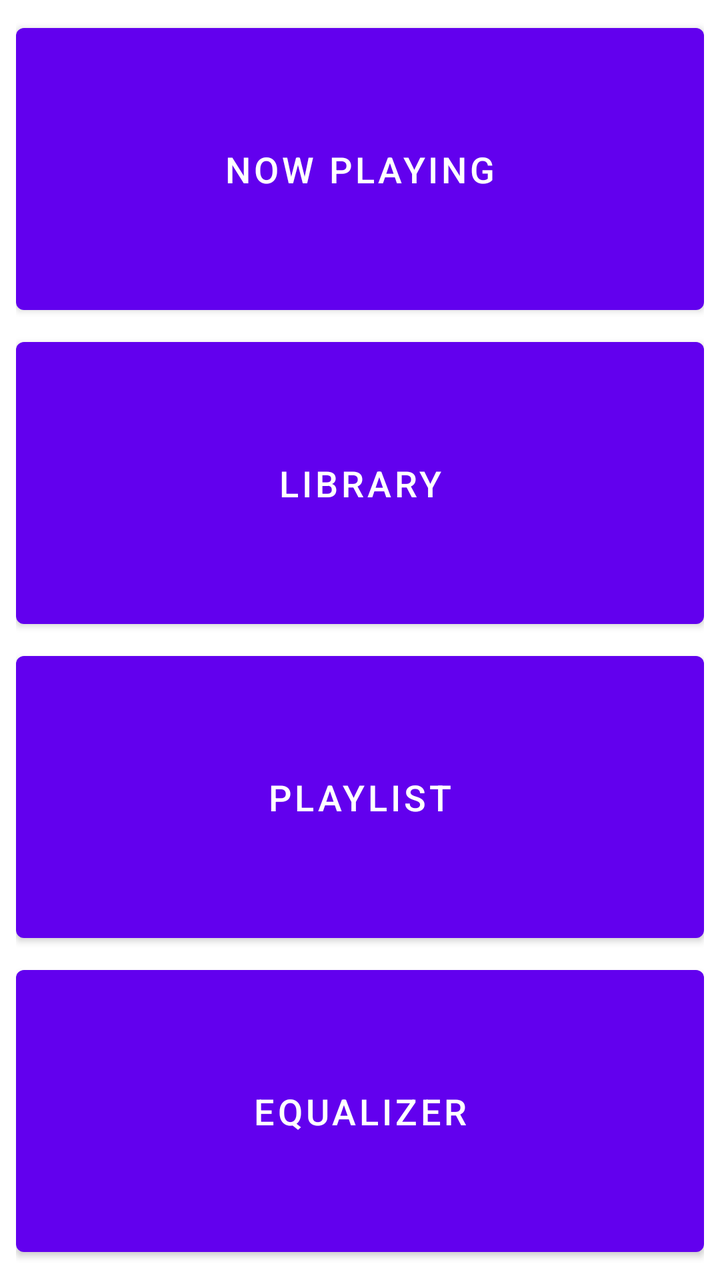
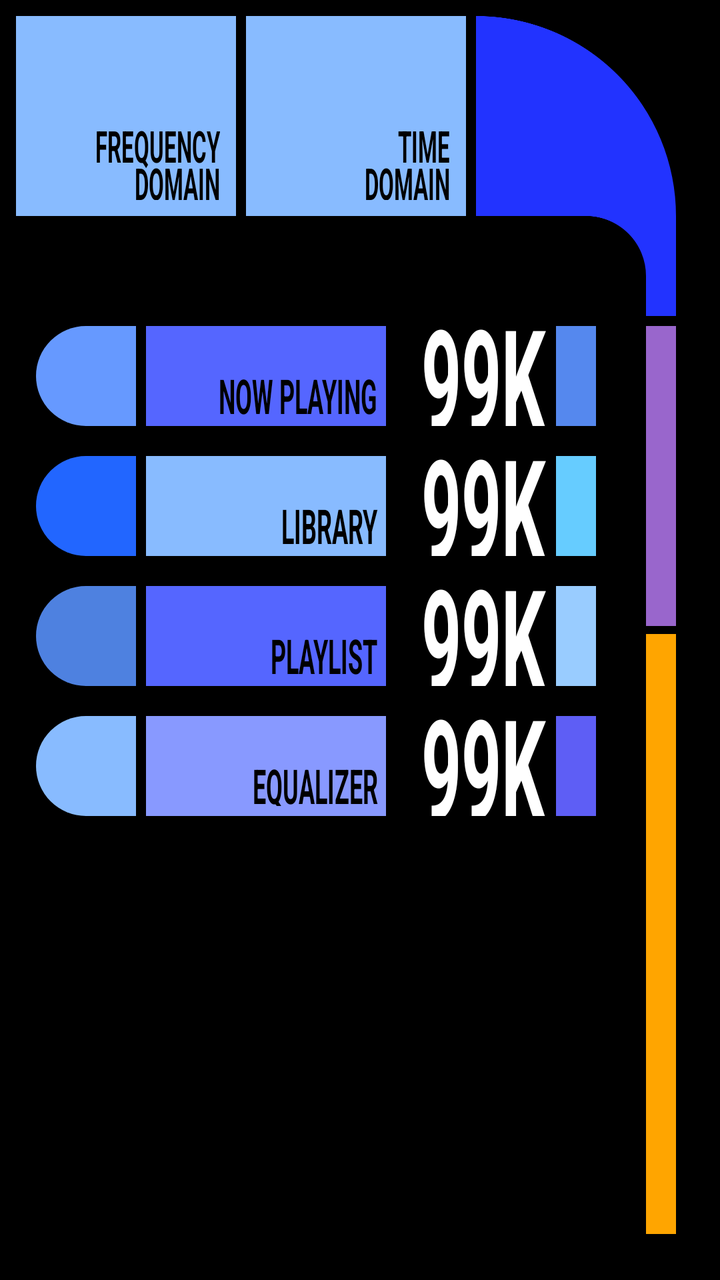

Two renders of the same Android screen: before a commit and after it. Below are the layout's source before the change and the commit's diff.
<!-- AndroidManifest.xml: application theme Theme.LCARSMusic -->
<!-- res/layout/layout_navigation_menu.xml -->
<?xml version="1.0" encoding="utf-8"?>
<LinearLayout xmlns:android="http://schemas.android.com/apk/res/android"
    android:layout_width="match_parent"
    android:layout_height="match_parent"
    android:orientation="vertical"
    android:padding="8dp">

    <Button
        android:id="@+id/btn_now_playing"
        android:layout_width="match_parent"
        android:layout_height="0dp"
        android:layout_weight="1"
        android:layout_marginBottom="4dp"
        android:minHeight="48dp"
        android:text="NOW PLAYING"
        android:textAllCaps="true"
        android:textSize="18sp" />

    <Button
        android:id="@+id/btn_library"
        android:layout_width="match_parent"
        android:layout_height="0dp"
        android:layout_weight="1"
        android:layout_marginBottom="4dp"
        android:minHeight="48dp"
        android:text="LIBRARY"
        android:textAllCaps="true"
        android:textSize="18sp" />

    <Button
        android:id="@+id/btn_playlist"
        android:layout_width="match_parent"
        android:layout_height="0dp"
        android:layout_weight="1"
        android:layout_marginBottom="4dp"
        android:minHeight="48dp"
        android:text="PLAYLIST"
        android:textAllCaps="true"
        android:textSize="18sp" />

    <Button
        android:id="@+id/btn_equalizer"
        android:layout_width="match_parent"
        android:layout_height="0dp"
        android:layout_weight="1"
        android:minHeight="48dp"
        android:text="EQUALIZER"
        android:textAllCaps="true"
        android:textSize="18sp" />

</LinearLayout>
<!-- resources referenced by this layout -->
<resources>
  <style name="Theme.LCARSMusic" parent="Theme.MaterialComponents.DayNight.NoActionBar">
          
          <item name="colorPrimary">@color/purple_500</item>
          <item name="colorPrimaryVariant">@color/purple_700</item>
          <item name="colorOnPrimary">@color/white</item>
          
          <item name="colorSecondary">@color/teal_200</item>
          <item name="colorSecondaryVariant">@color/teal_700</item>
          <item name="colorOnSecondary">@color/black</item>
          
          <item name="android:statusBarColor">?attr/colorPrimaryVariant</item>
          
      </style>
  <color name="purple_500">#FF6200EE</color>
  <color name="purple_700">#FF3700B3</color>
  <color name="white">#FFFFFFFF</color>
  <color name="teal_200">#FF03DAC5</color>
  <color name="teal_700">#FF018786</color>
  <color name="black">#FF000000</color>
</resources>

<!-- the commit's change to res/layout/layout_navigation_menu.xml (unified diff, before → after) -->
@@ -3,49 +3,319 @@
     android:layout_width="match_parent"
     android:layout_height="match_parent"
     android:orientation="vertical"
+    android:background="#000000"
     android:padding="8dp">
 
-    <Button
-        android:id="@+id/btn_now_playing"
-        android:layout_width="match_parent"
-        android:layout_height="0dp"
-        android:layout_weight="1"
-        android:layout_marginBottom="4dp"
-        android:minHeight="48dp"
-        android:text="NOW PLAYING"
-        android:textAllCaps="true"
-        android:textSize="18sp" />
-
-    <Button
-        android:id="@+id/btn_library"
-        android:layout_width="match_parent"
-        android:layout_height="0dp"
-        android:layout_weight="1"
-        android:layout_marginBottom="4dp"
-        android:minHeight="48dp"
-        android:text="LIBRARY"
-        android:textAllCaps="true"
-        android:textSize="18sp" />
-
-    <Button
-        android:id="@+id/btn_playlist"
-        android:layout_width="match_parent"
-        android:layout_height="0dp"
-        android:layout_weight="1"
-        android:layout_marginBottom="4dp"
-        android:minHeight="48dp"
-        android:text="PLAYLIST"
-        android:textAllCaps="true"
-        android:textSize="18sp" />
-
-    <Button
-        android:id="@+id/btn_equalizer"
-        android:layout_width="match_parent"
-        android:layout_height="0dp"
-        android:layout_weight="1"
-        android:minHeight="48dp"
-        android:text="EQUALIZER"
-        android:textAllCaps="true"
-        android:textSize="18sp" />
-
+    <LinearLayout
+        android:layout_width="wrap_content"
+        android:layout_height="wrap_content"
+        android:orientation="horizontal">
+
+        <FrameLayout
+            android:id="@+id/btn_visualizer_frequency_domain"
+            android:layout_width="110dp"
+            android:layout_height="100dp"
+            android:layout_marginEnd="5dp"
+            android:background="#88bbff"
+            android:clickable="true"
+            android:focusable="true"
+            android:paddingEnd="8dp"
+            android:paddingBottom="8dp">
+
+            <TextView
+                android:layout_width="wrap_content"
+                android:layout_height="28sp"
+                android:layout_gravity="bottom|end"
+                android:gravity="end"
+                android:lineSpacingExtra="-4dp"
+                android:scaleY="2.0"
+                android:text="FREQUENCY\nDOMAIN"
+                android:textColor="#000000"
+                android:textSize="11sp"
+                android:textStyle="bold" />
+        </FrameLayout>
+
+        <FrameLayout
+            android:id="@+id/btn_visualizer_time_domain"
+            android:layout_width="110dp"
+            android:layout_height="100dp"
+            android:layout_marginEnd="5dp"
+            android:background="#88bbff"
+            android:clickable="true"
+            android:focusable="true"
+            android:paddingEnd="8dp"
+            android:paddingBottom="8dp">
+
+            <TextView
+                android:layout_width="wrap_content"
+                android:layout_height="28sp"
+                android:layout_gravity="bottom|end"
+                android:gravity="end"
+                android:lineSpacingExtra="-4dp"
+                android:scaleY="2.0"
+                android:text="TIME\nDOMAIN"
+                android:textColor="#000000"
+                android:textSize="11sp"
+                android:textStyle="bold" />
+        </FrameLayout>
+
+        <ImageView
+            android:layout_width="100dp"
+            android:layout_height="150dp"
+            android:src="@drawable/lcars_l_shape" />
+    </LinearLayout>
+
+    <LinearLayout
+        android:layout_width="wrap_content"
+        android:layout_height="match_parent"
+        android:layout_marginTop="5dp"
+        android:orientation="horizontal">
+
+        <LinearLayout
+            android:layout_width="wrap_content"
+            android:layout_height="match_parent"
+            android:paddingStart="10dp"
+            android:layout_marginEnd="25dp"
+            android:orientation="vertical">
+
+            <LinearLayout
+                android:id="@+id/btn_now_playing"
+                android:layout_width="wrap_content"
+                android:layout_height="wrap_content"
+                android:layout_marginBottom="15dp"
+                android:clickable="true"
+                android:focusable="true"
+                android:orientation="horizontal">
+
+                <View
+                    android:id="@+id/tombstone_now_playing"
+                    android:layout_width="50dp"
+                    android:layout_height="50dp"
+                    android:background="@drawable/bttn_tombstone_left"
+                    android:backgroundTint="#6699FF" />
+
+                <FrameLayout
+                    android:id="@+id/label_container_now_playing"
+                    android:layout_width="120dp"
+                    android:layout_height="50dp"
+                    android:layout_marginStart="5dp"
+                    android:background="#5566ff"
+                    android:paddingEnd="4dp"
+                    android:paddingBottom="5dp">
+
+                    <TextView
+                        android:id="@+id/text_now_playing"
+                        android:layout_width="wrap_content"
+                        android:layout_height="18sp"
+                        android:layout_gravity="bottom|end"
+                        android:scaleY="2.0"
+                        android:text="NOW PLAYING"
+                        android:textColor="#000000"
+                        android:textSize="12sp"
+                        android:textStyle="bold" />
+                </FrameLayout>
+
+                <TextView
+                    android:layout_width="70dp"
+                    android:layout_height="50dp"
+                    android:layout_marginStart="10dp"
+                    android:gravity="fill_vertical|end"
+                    android:scaleY="2.0"
+                    android:text="99K"
+                    android:textColor="#FFFFFF"
+                    android:textSize="35sp"
+                    android:textStyle="bold" />
+
+                <View
+                    android:layout_width="20dp"
+                    android:layout_height="50dp"
+                    android:layout_marginStart="5dp"
+                    android:background="#5588EE" />
+            </LinearLayout>
+
+            <LinearLayout
+                android:id="@+id/btn_library"
+                android:layout_width="wrap_content"
+                android:layout_height="wrap_content"
+                android:layout_marginBottom="15dp"
+                android:clickable="true"
+                android:focusable="true"
+                android:orientation="horizontal">
+
+                <View
+                    android:id="@+id/tombstone_library"
+                    android:layout_width="50dp"
+                    android:layout_height="50dp"
+                    android:background="@drawable/bttn_tombstone_left"
+                    android:backgroundTint="#2266FF" />
+
+                <FrameLayout
+                    android:id="@+id/label_container_library"
+                    android:layout_width="120dp"
+                    android:layout_height="50dp"
+                    android:layout_marginStart="5dp"
+                    android:background="#88BBFF"
+                    android:paddingEnd="4dp"
+                    android:paddingBottom="5dp">
+
+                    <TextView
+                        android:id="@+id/text_library"
+                        android:layout_width="wrap_content"
+                        android:layout_height="18sp"
+                        android:layout_gravity="bottom|end"
+                        android:scaleY="2.0"
+                        android:text="LIBRARY"
+                        android:textColor="#000000"
+                        android:textSize="12sp"
+                        android:textStyle="bold" />
+                </FrameLayout>
+
+                <TextView
+                    android:layout_width="70dp"
+                    android:layout_height="50dp"
+                    android:layout_marginStart="10dp"
+                    android:gravity="fill_vertical|end"
+                    android:scaleY="2.0"
+                    android:text="99K"
+                    android:textColor="#FFFFFF"
+                    android:textSize="35sp"
+                    android:textStyle="bold" />
+
+                <View
+                    android:layout_width="20dp"
+                    android:layout_height="50dp"
+                    android:layout_marginStart="5dp"
+                    android:background="#66CCFF" />
+            </LinearLayout>
+
+            <LinearLayout
+                android:id="@+id/btn_playlist"
+                android:layout_width="wrap_content"
+                android:layout_height="wrap_content"
+                android:layout_marginBottom="15dp"
+                android:clickable="true"
+                android:focusable="true"
+                android:orientation="horizontal">
+
+                <View
+                    android:id="@+id/tombstone_playlist"
+                    android:layout_width="50dp"
+                    android:layout_height="50dp"
+                    android:background="@drawable/bttn_tombstone_left"
+                    android:backgroundTint="#4E81E0" />
+
+                <FrameLayout
+                    android:id="@+id/label_container_playlist"
+                    android:layout_width="120dp"
+                    android:layout_height="50dp"
+                    android:layout_marginStart="5dp"
+                    android:background="#5566FF"
+                    android:paddingEnd="4dp"
+                    android:paddingBottom="5dp">
+
+                    <TextView
+                        android:id="@+id/text_playlist"
+                        android:layout_width="wrap_content"
+                        android:layout_height="18sp"
+                        android:layout_gravity="bottom|end"
+                        android:scaleY="2.0"
+                        android:text="PLAYLIST"
+                        android:textColor="#000000"
+                        android:textSize="12sp"
+                        android:textStyle="bold" />
+                </FrameLayout>
+
+                <TextView
+                    android:layout_width="70dp"
+                    android:layout_height="50dp"
+                    android:layout_marginStart="10dp"
+                    android:gravity="fill_vertical|end"
+                    android:scaleY="2.0"
+                    android:text="99K"
+                    android:textColor="#FFFFFF"
+                    android:textSize="35sp"
+                    android:textStyle="bold" />
+
+                <View
+                    android:layout_width="20dp"
+                    android:layout_height="50dp"
+                    android:layout_marginStart="5dp"
+                    android:background="#99CCFF" />
+            </LinearLayout>
+
+            <LinearLayout
+                android:id="@+id/btn_equalizer"
+                android:layout_width="wrap_content"
+                android:layout_height="wrap_content"
+                android:layout_marginBottom="10dp"
+                android:clickable="true"
+                android:focusable="true"
+                android:orientation="horizontal">
+
+                <View
+                    android:id="@+id/tombstone_equalizer"
+                    android:layout_width="50dp"
+                    android:layout_height="50dp"
+                    android:background="@drawable/bttn_tombstone_left"
+                    android:backgroundTint="#88BBFF" />
+
+                <FrameLayout
+                    android:id="@+id/label_container_equalizer"
+                    android:layout_width="120dp"
+                    android:layout_height="50dp"
+                    android:layout_marginStart="5dp"
+                    android:background="#8899FF"
+                    android:paddingEnd="4dp"
+                    android:paddingBottom="5dp">
+
+                    <TextView
+                        android:id="@+id/text_equalizer"
+                        android:layout_width="wrap_content"
+                        android:layout_height="18sp"
+                        android:layout_gravity="bottom|end"
+                        android:scaleY="2.0"
+                        android:text="EQUALIZER"
+                        android:textColor="#000000"
+                        android:textSize="12sp"
+                        android:textStyle="bold" />
+                </FrameLayout>
+
+                <TextView
+                    android:layout_width="70dp"
+                    android:layout_height="50dp"
+                    android:layout_marginStart="10dp"
+                    android:gravity="fill_vertical|end"
+                    android:scaleY="2.0"
+                    android:text="99K"
+                    android:textColor="#FFFFFF"
+                    android:textSize="35sp"
+                    android:textStyle="bold" />
+
+                <View
+                    android:layout_width="20dp"
+                    android:layout_height="50dp"
+                    android:layout_marginStart="5dp"
+                    android:background="#5E5EF5" />
+            </LinearLayout>
+
+        </LinearLayout>
+
+        <LinearLayout
+            android:layout_width="15dp"
+            android:layout_height="match_parent"
+            android:orientation="vertical">
+
+            <View
+                android:layout_width="match_parent"
+                android:layout_height="150dp"
+                android:background="#9966CC" />
+
+            <View
+                android:layout_width="match_parent"
+                android:layout_height="300dp"
+                android:layout_marginTop="4dp"
+                android:background="#FFA500" />
+        </LinearLayout>
+
+    </LinearLayout>
 </LinearLayout>
<!-- resource entries referenced after the edit -->
@@ -1,5 +1,35 @@
 <!-- resources referenced by this layout -->
 <resources>
+  <!-- drawable bttn_tombstone_left (drawable) -->
+  <?xml version="1.0" encoding="utf-8"?>
+  <shape xmlns:android="http://schemas.android.com/apk/res/android"
+      android:shape="rectangle">
+      <solid android:color="#FFFFFF" />
+      <corners
+          android:topLeftRadius="999dp"
+          android:bottomLeftRadius="999dp"
+          android:topRightRadius="0dp"
+          android:bottomRightRadius="0dp" />
+  </shape>
+  <!-- drawable lcars_l_shape (drawable) -->
+  <?xml version="1.0" encoding="utf-8"?>
+  <vector xmlns:android="http://schemas.android.com/apk/res/android"
+      android:width="100dp"
+      android:height="150dp"
+      android:viewportWidth="100"
+      android:viewportHeight="150">
+      <path
+          android:fillColor="#2233ff"
+          android:pathData="
+              M 0,0
+              A 100,100 0 0,1 100,100
+              L 100,150
+              L 85,150
+              L 85,130
+              A 30,30 0 0,0 55,100
+              L 0,100
+              Z" />
+  </vector>
   <style name="Theme.LCARSMusic" parent="Theme.MaterialComponents.DayNight.NoActionBar">
           
           <item name="colorPrimary">@color/purple_500</item>
